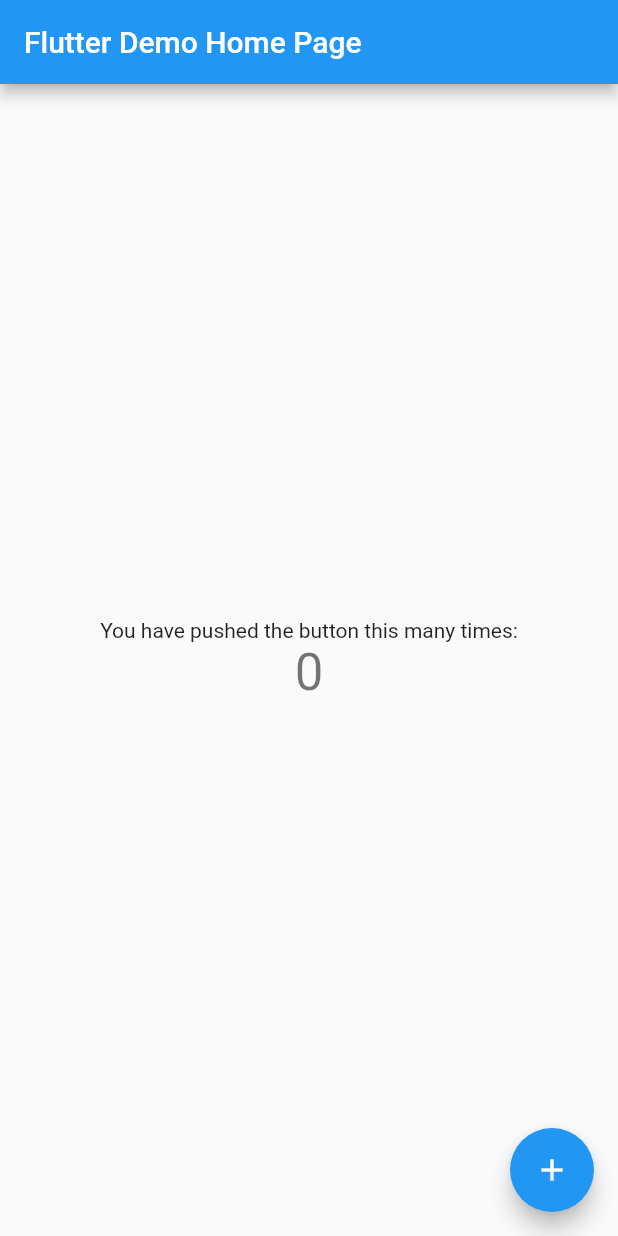
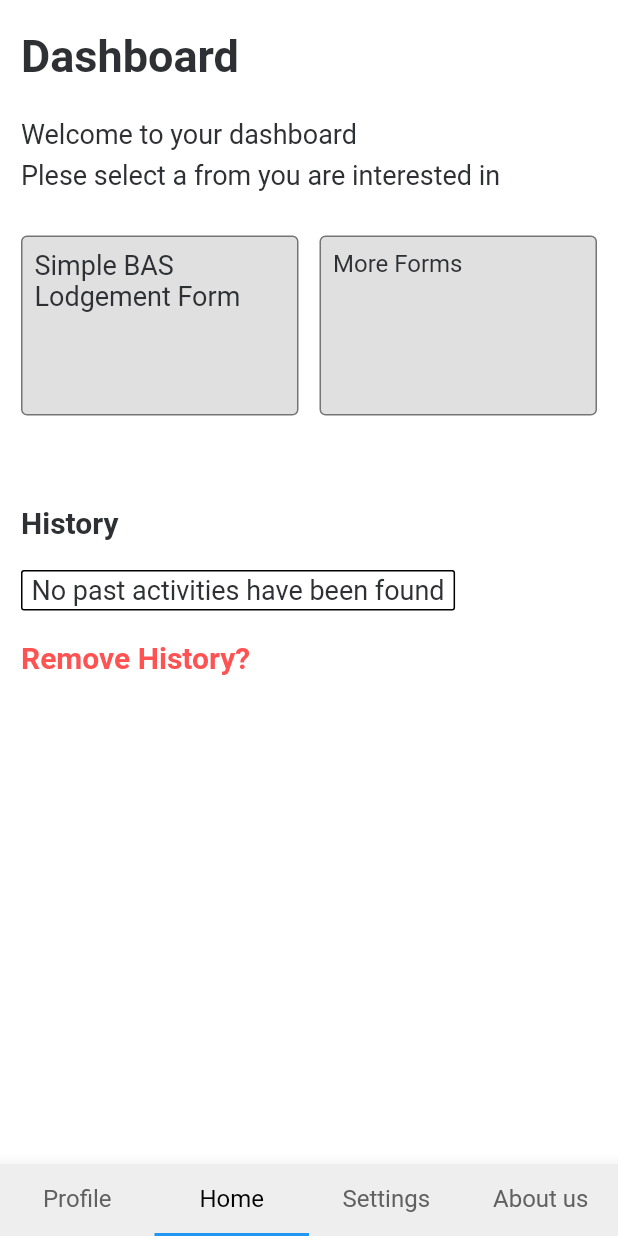
Before and after one commit to tluanga/Btax, a Flutter app: the screen it shows after launch, on a phone screen of 412 x 824 dp. Run offline on Flutter 3.47's test engine with Material 2 defaults, Android fonts, the light colour scheme and no system bars; our stand-ins replace hooks_riverpod.

Commit message:
HomeScreen and Dashboard

```diff
--- /dev/null
+++ b/lib/common/widget_properties/textStyle.dart
@@ -0,0 +1,122 @@
+import 'package:btax/common/widget_properties/widget_properties.dart';
+import 'package:flutter/material.dart';
+
+/// Styles
+
+// Bold Text Style
+TextStyle boldTextStyle({
+  int? size,
+  Color? color,
+  FontWeight? weight,
+  String? fontFamily,
+  double? letterSpacing,
+  FontStyle? fontStyle,
+  double? wordSpacing,
+  TextDecoration? decoration,
+  TextDecorationStyle? textDecorationStyle,
+  TextBaseline? textBaseline,
+  Color? decorationColor,
+  Color? backgroundColor,
+  double? height,
+}) {
+  return TextStyle(
+    fontSize: size != null ? size.toDouble() : textBoldSizeGlobal,
+    color: color ?? textPrimaryColorGlobal,
+    fontWeight: weight ?? fontWeightBoldGlobal,
+    fontFamily: fontFamily ?? fontFamilyBoldGlobal,
+    letterSpacing: letterSpacing,
+    fontStyle: fontStyle,
+    decoration: decoration,
+    decorationStyle: textDecorationStyle,
+    decorationColor: decorationColor,
+    wordSpacing: wordSpacing,
+    textBaseline: textBaseline,
+    backgroundColor: backgroundColor,
+    height: height,
+  );
+}
+
+// Primary Text Style
+TextStyle primaryTextStyle({
+  int? size,
+  Color? color,
+  FontWeight? weight,
+  String? fontFamily,
+  double? letterSpacing,
+  FontStyle? fontStyle,
+  double? wordSpacing,
+  TextDecoration? decoration,
+  TextDecorationStyle? textDecorationStyle,
+  TextBaseline? textBaseline,
+  Color? decorationColor,
+  Color? backgroundColor,
+  double? height,
+}) {
+  return TextStyle(
+    fontSize: size != null ? size.toDouble() : textPrimarySizeGlobal,
+    color: color ?? textPrimaryColorGlobal,
+    fontWeight: weight ?? fontWeightPrimaryGlobal,
+    fontFamily: fontFamily ?? fontFamilyPrimaryGlobal,
+    letterSpacing: letterSpacing,
+    fontStyle: fontStyle,
+    decoration: decoration,
+    decorationStyle: textDecorationStyle,
+    decorationColor: decorationColor,
+    wordSpacing: wordSpacing,
+    textBaseline: textBaseline,
+    backgroundColor: backgroundColor,
+    height: height,
+  );
+}
+
+// Secondary Text Style
+TextStyle secondaryTextStyle({
+  int? size,
+  Color? color,
+  FontWeight? weight,
+  String? fontFamily,
+  double? letterSpacing,
+  FontStyle? fontStyle,
+  double? wordSpacing,
+  TextDecoration? decoration,
+  TextDecorationStyle? textDecorationStyle,
+  TextBaseline? textBaseline,
+  Color? decorationColor,
+  Color? backgroundColor,
+  double? height,
+}) {
+  return TextStyle(
+    fontSize: size != null ? size.toDouble() : textSecondarySizeGlobal,
+    color: color ?? textSecondaryColorGlobal,
+    fontWeight: weight ?? fontWeightSecondaryGlobal,
+    fontFamily: fontFamily ?? fontFamilySecondaryGlobal,
+    letterSpacing: letterSpacing,
+    fontStyle: fontStyle,
+    decoration: decoration,
+    decorationStyle: textDecorationStyle,
+    decorationColor: decorationColor,
+    wordSpacing: wordSpacing,
+    textBaseline: textBaseline,
+    backgroundColor: backgroundColor,
+    height: height,
+  );
+}
+
+// Create Rich Text
+RichText createRichText({
+  required List<TextSpan> list,
+  TextOverflow overflow = TextOverflow.clip,
+  int? maxLines,
+  TextAlign textAlign = TextAlign.left,
+  TextDirection? textDirection,
+  StrutStyle? strutStyle,
+}) {
+  return RichText(
+    text: TextSpan(children: list),
+    overflow: overflow,
+    maxLines: maxLines,
+    textAlign: textAlign,
+    textDirection: textDirection,
+    strutStyle: strutStyle,
+  );
+}
--- /dev/null
+++ b/lib/dashboard/ui/dashboard_screen.dart
@@ -0,0 +1,78 @@
+import 'package:btax/common/widget_properties/textStyle.dart';
+import 'package:btax/dashboard/ui/widget/select_form.dart';
+import 'package:flutter/material.dart';
+import 'package:flutter/src/widgets/framework.dart';
+import 'package:hooks_riverpod/hooks_riverpod.dart';
+
+class DashboardScreen extends HookConsumerWidget {
+  const DashboardScreen({Key? key}) : super(key: key);
+
+  @override
+  Widget build(BuildContext context, WidgetRef ref) {
+    return Scaffold(
+      body: SafeArea(
+        child: Padding(
+          padding: const EdgeInsets.only(top: 20.0, left: 14, right: 14),
+          child: Column(
+            crossAxisAlignment: CrossAxisAlignment.start,
+            children: [
+              Text(
+                'Dashboard',
+                style: boldTextStyle(size: 30),
+              ),
+              const SizedBox(height: 4),
+              // Container(
+              //   width: 150,
+              //   height: 2,
+              //   color: Colors.grey[900],
+              // ),
+              const SizedBox(height: 20),
+              Text(
+                'Welcome to your dashboard',
+                style: primaryTextStyle(size: 18),
+              ),
+              const SizedBox(height: 6),
+              Text(
+                'Plese select a from you are interested in',
+                style: primaryTextStyle(size: 18),
+              ),
+              const SizedBox(height: 30),
+              selectForm(),
+              const SizedBox(height: 20),
+
+              const SizedBox(height: 20),
+              // Container(
+              //   width: MediaQuery.of(context).size.width,
+              //   height: 2,
+              //   color: Colors.grey[900],
+              // ),
+              const SizedBox(height: 20),
+              Text(
+                'History',
+                style: boldTextStyle(size: 20),
+              ),
+              const SizedBox(height: 20),
+              Container(
+                decoration: BoxDecoration(
+                  borderRadius: BorderRadius.circular(2),
+                  border: Border.all(color: Colors.black),
+                ),
+                padding: const EdgeInsets.symmetric(horizontal: 6, vertical: 2),
+                child: Text(
+                  'No past activities have been found',
+                  style: primaryTextStyle(size: 18),
+                ),
+              ),
+
+              const SizedBox(height: 20),
+              Text(
+                'Remove History?',
+                style: boldTextStyle(size: 20, color: Colors.redAccent),
+              ),
+            ],
+          ),
+        ),
+      ),
+    );
+  }
+}
--- /dev/null
+++ b/lib/dashboard/ui/widget/select_form.dart
@@ -0,0 +1,72 @@
+import 'package:flutter/material.dart';
+
+import '../../../common/widget_properties/textStyle.dart';
+
+Widget selectForm() {
+  return Row(
+    mainAxisAlignment: MainAxisAlignment.spaceBetween,
+    children: [
+      Expanded(
+        child: Container(
+          height: 120,
+          decoration: BoxDecoration(
+            borderRadius: BorderRadius.circular(4),
+            color: Colors.grey[300],
+            border: Border.all(
+              color: Colors.grey.shade600,
+              width: 1,
+            ),
+          ),
+          child: Padding(
+            padding: const EdgeInsets.all(8.0),
+            child: Column(
+              crossAxisAlignment: CrossAxisAlignment.start,
+              children: [
+                Text(
+                  'Simple BAS Lodgement Form',
+                  style: primaryTextStyle(size: 18),
+                ),
+                const SizedBox(height: 6),
+                Text(
+                  '',
+                  style: primaryTextStyle(size: 14),
+                ),
+              ],
+            ),
+          ),
+        ),
+      ),
+      const SizedBox(width: 14),
+      Expanded(
+        child: Container(
+          height: 120,
+          decoration: BoxDecoration(
+            borderRadius: BorderRadius.circular(4),
+            color: Colors.grey[300],
+            border: Border.all(
+              color: Colors.grey.shade600,
+              width: 1,
+            ),
+          ),
+          child: Padding(
+            padding: const EdgeInsets.all(8.0),
+            child: Column(
+              crossAxisAlignment: CrossAxisAlignment.start,
+              children: [
+                Text(
+                  'More Forms',
+                  style: primaryTextStyle(size: 16),
+                ),
+                const SizedBox(height: 6),
+                Text(
+                  '',
+                  style: primaryTextStyle(size: 14),
+                ),
+              ],
+            ),
+          ),
+        ),
+      ),
+    ],
+  );
+}
--- /dev/null
+++ b/lib/home/ui/home_screen.dart
@@ -0,0 +1,61 @@
+// ignore_for_file: prefer_const_literals_to_create_immutables
+
+import 'package:btax/common/widget_properties/textStyle.dart';
+import 'package:btax/dashboard/ui/dashboard_screen.dart';
+import 'package:flutter/material.dart';
+import 'package:flutter/src/widgets/framework.dart';
+import 'package:hooks_riverpod/hooks_riverpod.dart';
+
+class HomeScren extends HookConsumerWidget {
+  const HomeScren({Key? key}) : super(key: key);
+
+  @override
+  Widget build(BuildContext context, WidgetRef ref) {
+    //tabbar controller
+    return DefaultTabController(
+      initialIndex: 1,
+      length: 4,
+      child: Scaffold(
+          bottomNavigationBar: Material(
+            color: Colors.grey.shade200,
+            elevation: 10,
+            child: TabBar(
+              labelStyle: primaryTextStyle(),
+              labelColor: Colors.black,
+              unselectedLabelColor: Colors.grey[700],
+              tabs: const [
+                Tab(
+                  text: 'Profile',
+                ),
+                Tab(
+                  //  icon: Icon(Icons.search),
+                  text: 'Home',
+                ),
+                Tab(
+                  //  icon: Icon(Icons.add),
+                  text: 'Settings',
+                ),
+                Tab(
+                  //  icon: Icon(Icons.add),
+                  text: 'About us',
+                ),
+              ],
+            ),
+          ),
+          body: const TabBarView(
+            children: [
+              Center(
+                child: Text('Profile Page'),
+              ),
+              DashboardScreen(),
+              Center(
+                child: Text('Settings Page'),
+              ),
+              Center(
+                child: Text('About us Page'),
+              ),
+            ],
+          )),
+    );
+  }
+}
--- a/lib/main.dart
+++ b/lib/main.dart
@@ -1,3 +1,4 @@
+import 'package:btax/home/ui/home_screen.dart';
 import 'package:flutter/material.dart';
 
 void main() {
@@ -12,19 +13,12 @@
   Widget build(BuildContext context) {
     return MaterialApp(
       title: 'Flutter Demo',
+      debugShowCheckedModeBanner: false,
       theme: ThemeData(
-        // This is the theme of your application.
-        //
-        // Try running your application with "flutter run". You'll see the
-        // application has a blue toolbar. Then, without quitting the app, try
-        // changing the primarySwatch below to Colors.green and then invoke
-        // "hot reload" (press "r" in the console where you ran "flutter run",
-        // or simply save your changes to "hot reload" in a Flutter IDE).
-        // Notice that the counter didn't reset back to zero; the application
-        // is not restarted.
+        scaffoldBackgroundColor: Colors.white,
         primarySwatch: Colors.blue,
       ),
-      home: const MyHomePage(title: 'Flutter Demo Home Page'),
+      home: const HomeScren(),
     );
   }
 }
```
Also changed, not shown: lib/common/widget_properties/color.dart (added, +209 -0 lines), lib/common/widget_properties/widget_properties.dart (added, +104 -0 lines), pubspec.yaml (+16 -9 lines), pubspec.lock.
